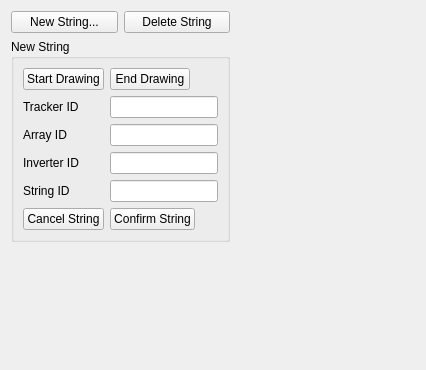
The window that src/ui/string_editor.ui (LukasBommes/PV-Hawk-Viewer) describes before a commit, drawn with Qt 5.
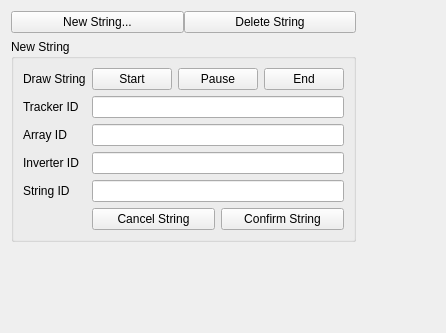
The same window after the commit.

Commit message: allow for pausing string drawing

```diff
--- a/src/ui/string_editor.ui
+++ b/src/ui/string_editor.ui
@@ -6,16 +6,22 @@
    <rect>
     <x>0</x>
     <y>0</y>
-    <width>426</width>
-    <height>370</height>
+    <width>446</width>
+    <height>333</height>
    </rect>
   </property>
   <property name="windowTitle">
    <string>Form</string>
   </property>
   <layout class="QGridLayout" name="gridLayout_2">
+   <property name="spacing">
+    <number>0</number>
+   </property>
    <item row="0" column="0">
     <layout class="QHBoxLayout" name="horizontalLayout">
+     <property name="bottomMargin">
+      <number>6</number>
+     </property>
      <item>
       <widget class="QPushButton" name="pushButtonNewString">
        <property name="sizePolicy">
@@ -44,6 +50,32 @@
      </item>
     </layout>
    </item>
+   <item row="2" column="0">
+    <spacer name="verticalSpacer">
+     <property name="orientation">
+      <enum>Qt::Vertical</enum>
+     </property>
+     <property name="sizeHint" stdset="0">
+      <size>
+       <width>20</width>
+       <height>0</height>
+      </size>
+     </property>
+    </spacer>
+   </item>
+   <item row="1" column="1">
+    <spacer name="horizontalSpacer">
+     <property name="orientation">
+      <enum>Qt::Horizontal</enum>
+     </property>
+     <property name="sizeHint" stdset="0">
+      <size>
+       <width>0</width>
+       <height>20</height>
+      </size>
+     </property>
+    </spacer>
+   </item>
    <item row="1" column="0">
     <widget class="QGroupBox" name="groupBox">
      <property name="sizePolicy">
@@ -56,43 +88,76 @@
       <string>New String</string>
      </property>
      <layout class="QGridLayout" name="gridLayout">
-      <item row="0" column="0">
-       <widget class="QPushButton" name="pushButtonStartDrawing">
-        <property name="sizePolicy">
-         <sizepolicy hsizetype="Preferred" vsizetype="Fixed">
-          <horstretch>0</horstretch>
-          <verstretch>0</verstretch>
-         </sizepolicy>
-        </property>
-        <property name="text">
-         <string>Start Drawing</string>
-        </property>
-       </widget>
-      </item>
       <item row="0" column="1">
-       <widget class="QPushButton" name="pushButtonEndDrawing">
+       <layout class="QHBoxLayout" name="horizontalLayout_3">
+        <item>
+         <widget class="QPushButton" name="pushButtonStartDrawing">
+          <property name="sizePolicy">
+           <sizepolicy hsizetype="Fixed" vsizetype="Fixed">
+            <horstretch>0</horstretch>
+            <verstretch>0</verstretch>
+           </sizepolicy>
+          </property>
+          <property name="text">
+           <string>Start</string>
+          </property>
+         </widget>
+        </item>
+        <item>
+         <widget class="QPushButton" name="pushButtonPauseDrawing">
+          <property name="sizePolicy">
+           <sizepolicy hsizetype="Fixed" vsizetype="Fixed">
+            <horstretch>0</horstretch>
+            <verstretch>0</verstretch>
+           </sizepolicy>
+          </property>
+          <property name="text">
+           <string>Pause</string>
+          </property>
+         </widget>
+        </item>
+        <item>
+         <widget class="QPushButton" name="pushButtonEndDrawing">
+          <property name="sizePolicy">
+           <sizepolicy hsizetype="Fixed" vsizetype="Fixed">
+            <horstretch>0</horstretch>
+            <verstretch>0</verstretch>
+           </sizepolicy>
+          </property>
+          <property name="text">
+           <string>End</string>
+          </property>
+         </widget>
+        </item>
+       </layout>
+      </item>
+      <item row="4" column="1">
+       <widget class="QLineEdit" name="lineEditStringID">
         <property name="sizePolicy">
-         <sizepolicy hsizetype="Fixed" vsizetype="Fixed">
+         <sizepolicy hsizetype="Preferred" vsizetype="Fixed">
           <horstretch>0</horstretch>
           <verstretch>0</verstretch>
          </sizepolicy>
         </property>
-        <property name="text">
-         <string>End Drawing</string>
-        </property>
        </widget>
       </item>
-      <item row="1" column="0">
-       <widget class="QLabel" name="label">
+      <item row="4" column="0">
+       <widget class="QLabel" name="label_3">
+        <property name="sizePolicy">
+         <sizepolicy hsizetype="Fixed" vsizetype="Preferred">
+          <horstretch>0</horstretch>
+          <verstretch>0</verstretch>
+         </sizepolicy>
+        </property>
         <property name="text">
-         <string>Tracker ID</string>
+         <string>String ID</string>
         </property>
        </widget>
       </item>
       <item row="1" column="1">
        <widget class="QLineEdit" name="lineEditTrackerID">
         <property name="sizePolicy">
-         <sizepolicy hsizetype="Fixed" vsizetype="Fixed">
+         <sizepolicy hsizetype="Preferred" vsizetype="Fixed">
           <horstretch>0</horstretch>
           <verstretch>0</verstretch>
          </sizepolicy>
@@ -105,112 +170,105 @@
         </property>
        </widget>
       </item>
+      <item row="2" column="1">
+       <widget class="QLineEdit" name="lineEditArrayID">
+        <property name="sizePolicy">
+         <sizepolicy hsizetype="Preferred" vsizetype="Fixed">
+          <horstretch>0</horstretch>
+          <verstretch>0</verstretch>
+         </sizepolicy>
+        </property>
+       </widget>
+      </item>
+      <item row="5" column="1">
+       <layout class="QHBoxLayout" name="horizontalLayout_5">
+        <item>
+         <widget class="QPushButton" name="pushButtonCancelString">
+          <property name="sizePolicy">
+           <sizepolicy hsizetype="Preferred" vsizetype="Fixed">
+            <horstretch>0</horstretch>
+            <verstretch>0</verstretch>
+           </sizepolicy>
+          </property>
+          <property name="text">
+           <string>Cancel String</string>
+          </property>
+         </widget>
+        </item>
+        <item>
+         <widget class="QPushButton" name="pushButtonConfirmString">
+          <property name="sizePolicy">
+           <sizepolicy hsizetype="Preferred" vsizetype="Fixed">
+            <horstretch>0</horstretch>
+            <verstretch>0</verstretch>
+           </sizepolicy>
+          </property>
+          <property name="text">
+           <string>Confirm String</string>
+          </property>
+         </widget>
+        </item>
+       </layout>
+      </item>
+      <item row="3" column="1">
+       <widget class="QLineEdit" name="lineEditInverterID">
+        <property name="sizePolicy">
+         <sizepolicy hsizetype="Preferred" vsizetype="Fixed">
+          <horstretch>0</horstretch>
+          <verstretch>0</verstretch>
+         </sizepolicy>
+        </property>
+       </widget>
+      </item>
       <item row="2" column="0">
        <widget class="QLabel" name="label_2">
+        <property name="sizePolicy">
+         <sizepolicy hsizetype="Fixed" vsizetype="Preferred">
+          <horstretch>0</horstretch>
+          <verstretch>0</verstretch>
+         </sizepolicy>
+        </property>
         <property name="text">
          <string>Array ID</string>
         </property>
        </widget>
       </item>
-      <item row="2" column="1">
-       <widget class="QLineEdit" name="lineEditArrayID">
+      <item row="1" column="0">
+       <widget class="QLabel" name="label">
         <property name="sizePolicy">
-         <sizepolicy hsizetype="Preferred" vsizetype="Fixed">
+         <sizepolicy hsizetype="Fixed" vsizetype="Preferred">
           <horstretch>0</horstretch>
           <verstretch>0</verstretch>
          </sizepolicy>
+        </property>
+        <property name="text">
+         <string>Tracker ID</string>
+        </property>
+       </widget>
+      </item>
+      <item row="0" column="0">
+       <widget class="QLabel" name="label_5">
+        <property name="text">
+         <string>Draw String</string>
         </property>
        </widget>
       </item>
       <item row="3" column="0">
        <widget class="QLabel" name="label_4">
+        <property name="sizePolicy">
+         <sizepolicy hsizetype="Fixed" vsizetype="Preferred">
+          <horstretch>0</horstretch>
+          <verstretch>0</verstretch>
+         </sizepolicy>
+        </property>
         <property name="text">
          <string>Inverter ID</string>
         </property>
        </widget>
       </item>
-      <item row="3" column="1">
-       <widget class="QLineEdit" name="lineEditInverterID">
-        <property name="sizePolicy">
-         <sizepolicy hsizetype="Preferred" vsizetype="Fixed">
-          <horstretch>0</horstretch>
-          <verstretch>0</verstretch>
-         </sizepolicy>
-        </property>
-       </widget>
-      </item>
-      <item row="4" column="0">
-       <widget class="QLabel" name="label_3">
-        <property name="text">
-         <string>String ID</string>
-        </property>
-       </widget>
-      </item>
-      <item row="4" column="1">
-       <widget class="QLineEdit" name="lineEditStringID">
-        <property name="sizePolicy">
-         <sizepolicy hsizetype="Preferred" vsizetype="Fixed">
-          <horstretch>0</horstretch>
-          <verstretch>0</verstretch>
-         </sizepolicy>
-        </property>
-       </widget>
-      </item>
-      <item row="5" column="0">
-       <widget class="QPushButton" name="pushButtonCancelString">
-        <property name="sizePolicy">
-         <sizepolicy hsizetype="Preferred" vsizetype="Fixed">
-          <horstretch>0</horstretch>
-          <verstretch>0</verstretch>
-         </sizepolicy>
-        </property>
-        <property name="text">
-         <string>Cancel String</string>
-        </property>
-       </widget>
-      </item>
-      <item row="5" column="1">
-       <widget class="QPushButton" name="pushButtonConfirmString">
-        <property name="sizePolicy">
-         <sizepolicy hsizetype="Fixed" vsizetype="Fixed">
-          <horstretch>0</horstretch>
-          <verstretch>0</verstretch>
-         </sizepolicy>
-        </property>
-        <property name="text">
-         <string>Confirm String</string>
-        </property>
-       </widget>
-      </item>
      </layout>
     </widget>
    </item>
-   <item row="1" column="1">
-    <spacer name="horizontalSpacer">
-     <property name="orientation">
-      <enum>Qt::Horizontal</enum>
-     </property>
-     <property name="sizeHint" stdset="0">
-      <size>
-       <width>0</width>
-       <height>20</height>
-      </size>
-     </property>
-    </spacer>
-   </item>
-   <item row="2" column="0">
-    <spacer name="verticalSpacer">
-     <property name="orientation">
-      <enum>Qt::Vertical</enum>
-     </property>
-     <property name="sizeHint" stdset="0">
-      <size>
-       <width>20</width>
-       <height>0</height>
-      </size>
-     </property>
-    </spacer>
-   </item>
   </layout>
  </widget>
  <resources/>
```
The commit also changes 3 other files.
